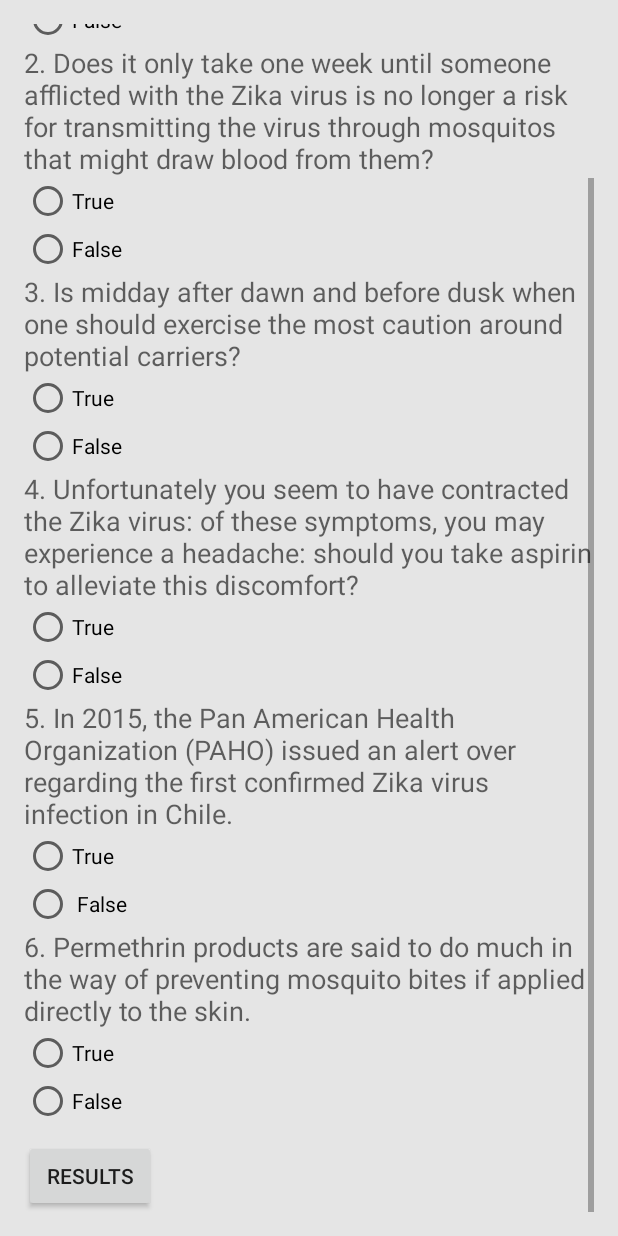
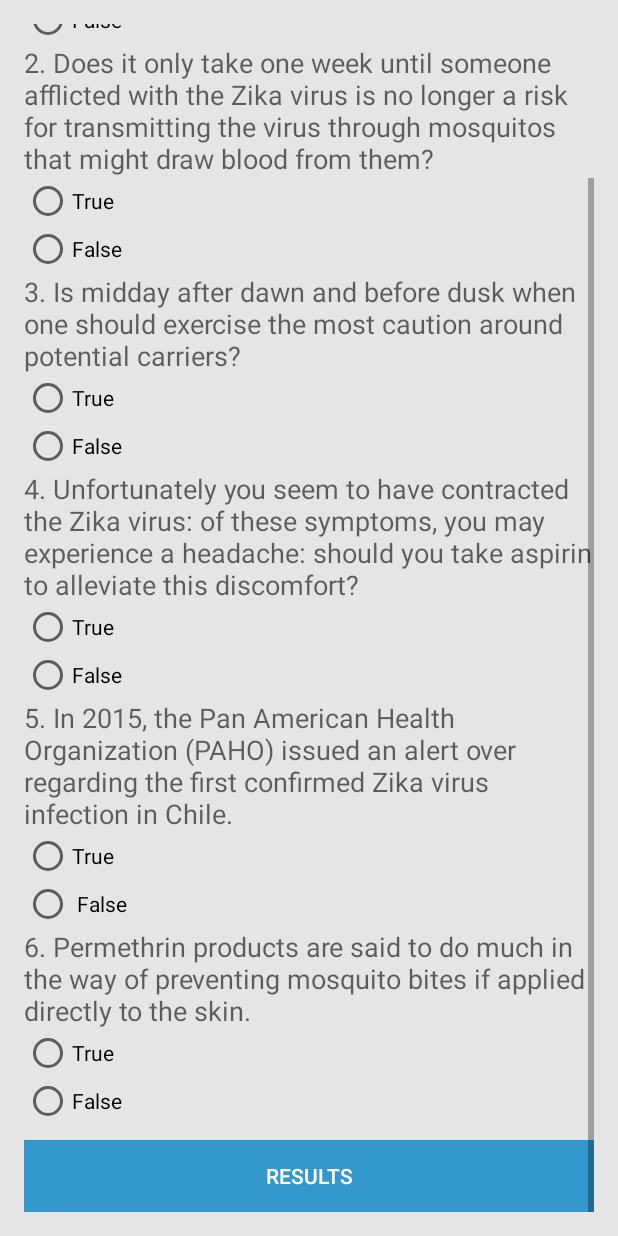
Before and after one commit to Hongyuanli/CS3892016team4, an Android app: the layout content_quiz.xml on its own in the app's theme, with its tools: preview values and no code run, scrolled down 118 dp, on a phone screen of 412 x 824 dp. Run offline under Robolectric (Android 15) with nearby library versions, the phone set to English and light mode, and no system bars.

Commit message:
äpk release

```diff
--- a/app/src/main/java/org/zikalert/MainActivity.java
+++ b/app/src/main/java/org/zikalert/MainActivity.java
@@ -105,7 +105,7 @@ public class MainActivity extends AppCompatActivity{
         Notification.Builder builder = new Notification.Builder(this);
         builder.setContentTitle("ZikAlert");
         builder.setContentText(content);
-        builder.setSmallIcon(R.drawable.ic_notification);
+        builder.setSmallIcon(R.mipmap.ic_launcher);
         return builder.build();
     }
 
--- a/app/src/main/java/org/zikalert/NewsAdapter.java
+++ b/app/src/main/java/org/zikalert/NewsAdapter.java
@@ -71,11 +71,10 @@ public class NewsAdapter extends RecyclerView.Adapter<NewsAdapter.ViewHolder>{
         holder.newsShare.setOnClickListener(new View.OnClickListener() {
             @Override
             public void onClick(View v) {
-                Intent sendIntent = new Intent();
-                sendIntent.setAction(Intent.ACTION_SEND);
+                Intent sendIntent = new Intent(Intent.ACTION_SEND);
                 sendIntent.putExtra(Intent.EXTRA_TEXT, webhosePost.title + ": "+ webhosePost.url);
                 sendIntent.setType("text/plain");
-                mActivity.startActivity(sendIntent);
+                mActivity.startActivity(Intent.createChooser(sendIntent, "Share"));
             }
         });
 
--- a/app/src/main/java/org/zikalert/informationactivities/ResultsActivity.java
+++ b/app/src/main/java/org/zikalert/informationactivities/ResultsActivity.java
@@ -41,7 +41,7 @@ public class ResultsActivity extends AppCompatActivity {
         share.setOnClickListener(new View.OnClickListener() {
             @Override
             public void onClick(View v) {
-                Intent intent = new Intent();
+                Intent intent = new Intent(Intent.ACTION_SEND);
                 intent.setType("text/plain");
                 String share = "I downloaded the ZikAlert app and got " +score+"/6 at the quiz! Download it now on Play Store!";
                 intent.putExtra(Intent.EXTRA_TEXT,share);
--- a/app/src/main/res/layout/content_quiz.xml
+++ b/app/src/main/res/layout/content_quiz.xml
@@ -260,19 +260,22 @@
 
                 </RadioGroup>
 
+
                 <Button
-                android:layout_width="wrap_content"
-                android:layout_height="wrap_content"
-                android:layout_below="@+id/myRadioGroup6"
-                android:layout_marginTop="10dp"
-                android:id="@+id/resultsBtn"
-                android:text="Results" />
-
-
+                    android:layout_width="match_parent"
+                    android:layout_height="wrap_content"
+                    android:background="@color/colorPrimary"
+                    android:layout_marginTop="10dp"
+                    android:textColor="#FFF"
+                    android:text="Results"
+                    android:layout_gravity="center_horizontal"
+                    android:id="@+id/resultsBtn" />
             </LinearLayout>
 
         </RelativeLayout>
     </ScrollView>
 
 
+
+
 </RelativeLayout>
```
Also changed, not shown: app/src/main/java/org/zikalert/ChecklistAdapter.java (+1 -8 lines), app/src/main/ic_launcher-web.png, app/src/main/res/mipmap-hdpi/ic_launcher.png, app/src/main/res/mipmap-mdpi/ic_launcher.png, app/src/main/res/mipmap-xhdpi/ic_launcher.png, app/src/main/res/mipmap-xxhdpi/ic_launcher.png, app/src/main/res/mipmap-xxxhdpi/ic_launcher.png.
